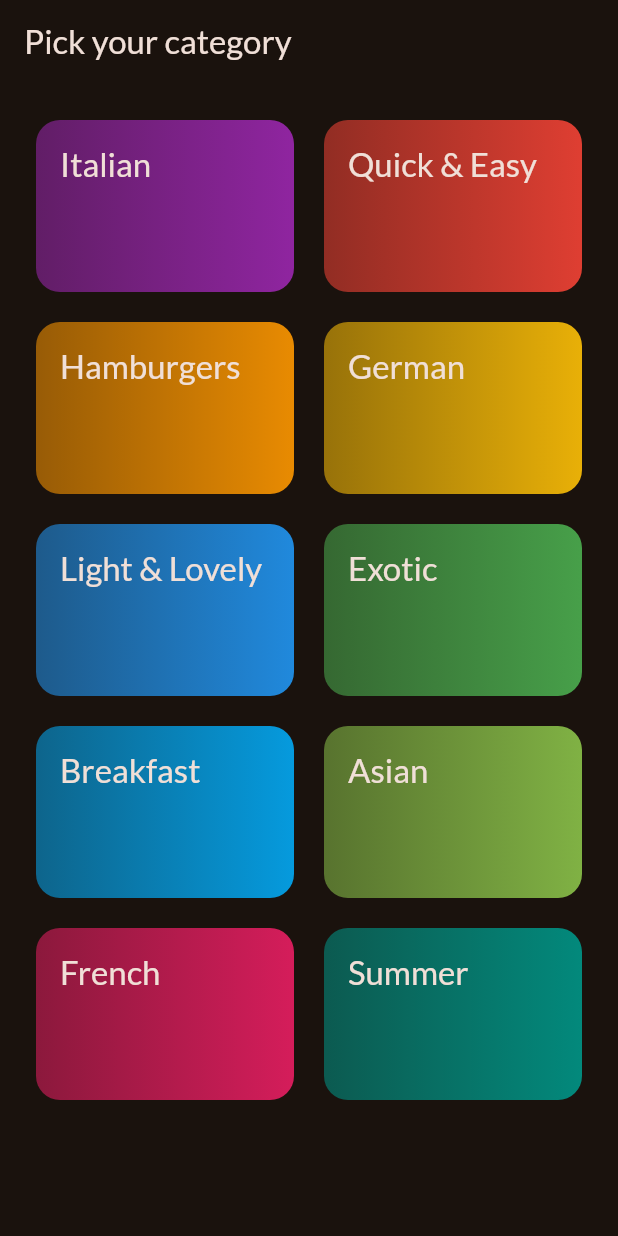
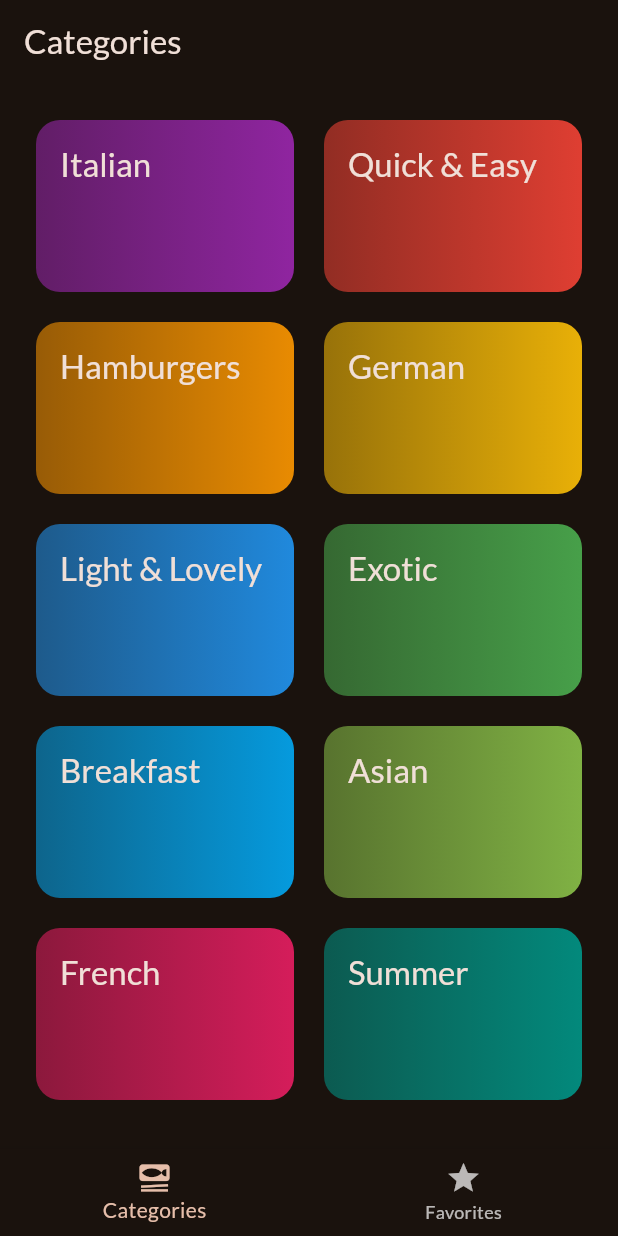
Before and after one commit to MacRawat58/Mac_Meals, a Flutter app: the screen it shows after launch, on a phone screen of 412 x 824 dp. Run offline on Flutter 3.47's test engine with Material 2 defaults, Android fonts, the phone set to English and light mode, and no system bars; our stand-ins replace google_fonts, transparent_image.

Commit message:
bottom tabs screen added

```diff
--- a/lib/main.dart
+++ b/lib/main.dart
@@ -1,6 +1,6 @@
 import 'package:flutter/material.dart';
 import 'package:google_fonts/google_fonts.dart';
-import 'package:mac_meals/screens/categories.dart';
+import 'package:mac_meals/screens/tabs.dart';
 
 final theme = ThemeData(
   useMaterial3: true,
@@ -22,7 +22,7 @@
   Widget build(BuildContext context) {
     return MaterialApp(
       theme: theme,
-      home: const CategoriesScreen(),
+      home: const TabsScreen(),
     );
   }
 }
--- a/lib/screens/categories.dart
+++ b/lib/screens/categories.dart
@@ -20,11 +20,7 @@
 
   @override
   Widget build(BuildContext context) {
-    return Scaffold(
-      appBar: AppBar(
-        title: const Text("Pick your category"),
-      ),
-      body: GridView(
+    return GridView(
       padding: const EdgeInsets.all(24),
       gridDelegate: const SliverGridDelegateWithFixedCrossAxisCount(
           crossAxisCount: 2,
@@ -41,7 +37,6 @@
             },
           )
       ],
-      ),
     );
   }
 }
--- /dev/null
+++ b/lib/screens/tabs.dart
@@ -0,0 +1,52 @@
+import 'package:flutter/material.dart';
+import 'package:mac_meals/screens/categories.dart';
+import 'package:mac_meals/screens/meals.dart';
+
+class TabsScreen extends StatefulWidget {
+  const TabsScreen({super.key});
+
+  @override
+  State<TabsScreen> createState() => _TabsScreenState();
+}
+
+class _TabsScreenState extends State<TabsScreen> {
+  int _selectedPageIndex = 0;
+
+  void _setSelectedPage(int index) {
+    setState(() {
+      _selectedPageIndex = index;
+    });
+  }
+
+  @override
+  Widget build(BuildContext context) {
+    Widget activePage = const CategoriesScreen();
+    var activePageTitle = 'Categories';
+
+    if (_selectedPageIndex == 1) {
+      activePage = const MealsScreen(meals: []);
+      activePageTitle = 'Your Favourites';
+    }
+
+    return Scaffold(
+      appBar: AppBar(
+        title: Text(activePageTitle),
+      ),
+      body: activePage,
+      bottomNavigationBar: BottomNavigationBar(
+        currentIndex: _selectedPageIndex,
+        onTap: _setSelectedPage,
+        items: const [
+          BottomNavigationBarItem(
+            icon: Icon(Icons.set_meal),
+            label: 'Categories',
+          ),
+          BottomNavigationBarItem(
+            icon: Icon(Icons.star),
+            label: 'Favorites',
+          ),
+        ],
+      ),
+    );
+  }
+}
```
Also changed, not shown: lib/screens/meal_details.dart (+29 -5 lines), lib/screens/meals.dart (+7 -4 lines). Lines whose indentation alone changed are shown as unchanged.
